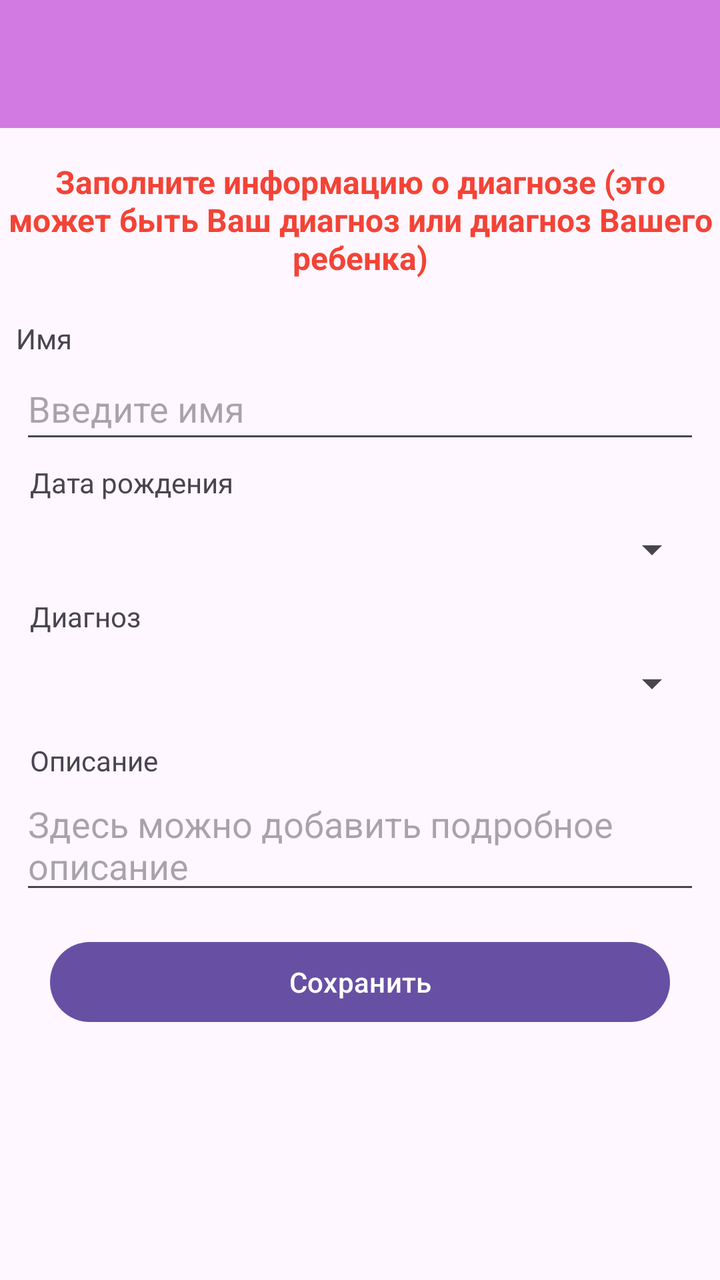
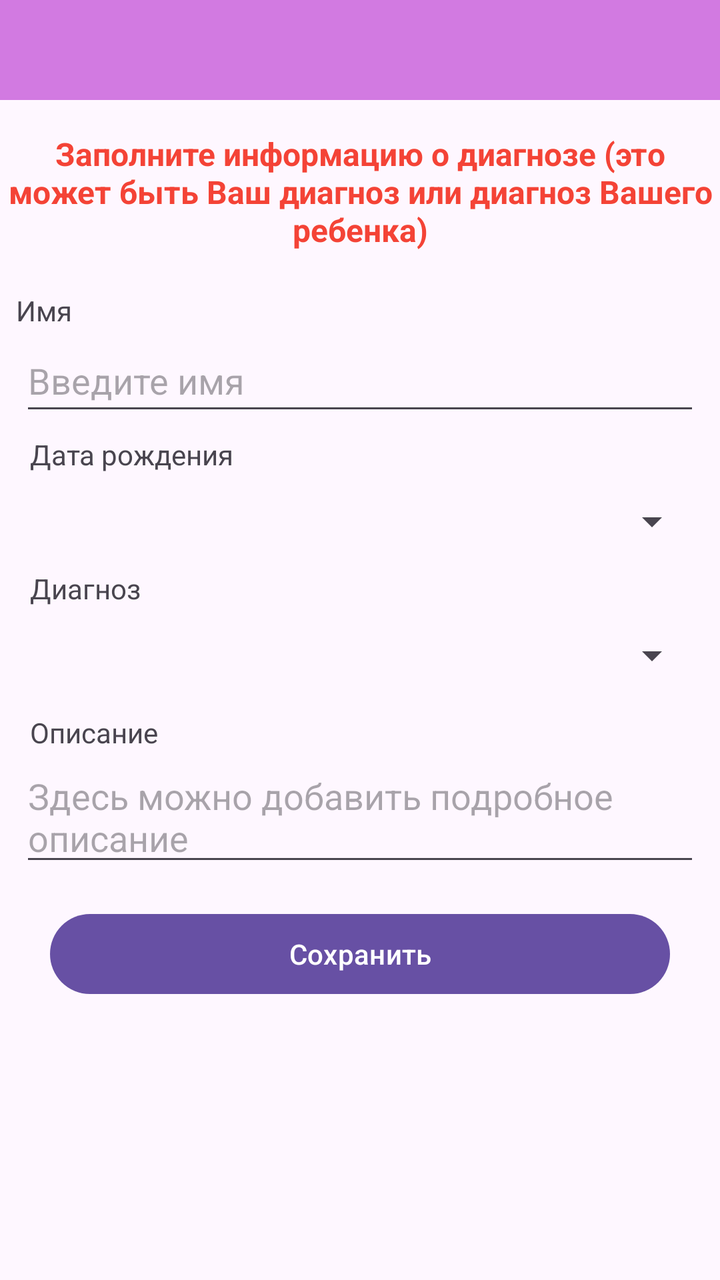

Two renders of the same Android screen: before a commit and after it. Below are the layout's source before the change and the commit's diff.
<!-- AndroidManifest.xml: application theme Theme.AppFond -->
<!-- res/layout/activity_new_card.xml -->
<?xml version="1.0" encoding="utf-8"?>
<androidx.constraintlayout.widget.ConstraintLayout xmlns:android="http://schemas.android.com/apk/res/android"
    xmlns:app="http://schemas.android.com/apk/res-auto"
    xmlns:tools="http://schemas.android.com/tools"
    android:layout_width="match_parent"
    android:layout_height="match_parent"
    tools:context=".NewCardActivity">

    <androidx.appcompat.widget.Toolbar
        android:id="@+id/newCardToolbar"
        android:layout_width="0dp"
        android:layout_height="wrap_content"
        android:background="@color/fiol_bleed"
        app:layout_constraintEnd_toEndOf="parent"
        app:layout_constraintStart_toStartOf="parent"
        app:layout_constraintTop_toTopOf="parent">

    </androidx.appcompat.widget.Toolbar>

    <TextView
        android:id="@+id/textView27"
        android:layout_width="0dp"
        android:layout_height="wrap_content"
        android:text="Заполните информацию о диагнозе (это может быть Ваш диагноз или диагноз Вашего ребенка)"
        android:textAlignment="center"
        android:textColor="@color/red"
        android:textSize="16sp"
        android:textStyle="bold"
        app:layout_constraintEnd_toEndOf="parent"
        app:layout_constraintStart_toStartOf="parent"
        app:layout_constraintTop_toBottomOf="@+id/progressBarNewDiagN" />

    <TextView
        android:id="@+id/textView12"
        android:layout_width="54dp"
        android:layout_height="19dp"
        android:layout_marginStart="8dp"
        android:layout_marginTop="20dp"
        android:text="Имя"
        app:layout_constraintStart_toStartOf="parent"
        app:layout_constraintTop_toBottomOf="@+id/textView27" />

    <EditText
        android:id="@+id/fieldCardPersonNameN"
        android:layout_width="0dp"
        android:layout_height="wrap_content"
        android:layout_marginStart="10dp"
        android:layout_marginEnd="10dp"
        android:autofillHints=""
        android:editable="true"
        android:ems="10"
        android:enabled="true"
        android:hint="Введите имя"
        android:inputType="textPersonName"
        android:minHeight="48dp"
        app:layout_constraintEnd_toEndOf="parent"
        app:layout_constraintHorizontal_bias="0.0"
        app:layout_constraintStart_toStartOf="parent"
        app:layout_constraintTop_toBottomOf="@+id/textView12" />

    <TextView
        android:id="@+id/textView13"
        android:layout_width="wrap_content"
        android:layout_height="wrap_content"
        android:layout_marginStart="15dp"
        android:layout_marginTop="5dp"
        android:text="Дата рождения"
        app:layout_constraintStart_toStartOf="parent"
        app:layout_constraintTop_toBottomOf="@+id/fieldCardPersonNameN" />

    <EditText
        android:id="@+id/fieldCardBirthdayN"
        style="@style/Widget.AppCompat.Spinner"
        android:layout_width="0dp"
        android:layout_height="wrap_content"
        android:layout_marginStart="10dp"
        android:layout_marginEnd="10dp"
        android:autofillHints=""
        android:editable="false"
        android:ems="10"
        android:enabled="true"
        android:hint="@string/res_some_unknown_field"
        android:minHeight="48dp"
        app:layout_constraintEnd_toEndOf="parent"
        app:layout_constraintHorizontal_bias="0.0"
        app:layout_constraintStart_toStartOf="parent"
        app:layout_constraintTop_toBottomOf="@+id/textView13"
        tools:ignore="SpeakableTextPresentCheck" />

    <TextView
        android:id="@+id/textView14"
        android:layout_width="wrap_content"
        android:layout_height="wrap_content"
        android:layout_marginStart="15dp"
        android:text="@string/diag_text_field_stat"
        app:layout_constraintStart_toStartOf="parent"
        app:layout_constraintTop_toBottomOf="@+id/fieldCardBirthdayN" />

    <Spinner
        android:id="@+id/fieldCardDiagN"
        android:layout_width="0dp"
        android:layout_height="wrap_content"
        android:layout_marginStart="10dp"
        android:layout_marginEnd="10dp"
        android:autofillHints=""
        android:contentDescription="@string/res_card_val_diag"
        android:editable="true"
        android:ems="10"
        android:enabled="true"
        android:minHeight="48dp"
        app:layout_constraintEnd_toEndOf="parent"
        app:layout_constraintHorizontal_bias="0.0"
        app:layout_constraintStart_toStartOf="parent"
        app:layout_constraintTop_toBottomOf="@+id/textView14" />

    <EditText
        android:id="@+id/fieldCardDescN"
        android:layout_width="0dp"
        android:layout_height="wrap_content"
        android:layout_marginStart="10dp"
        android:layout_marginEnd="10dp"
        android:autofillHints=""
        android:editable="true"
        android:ems="10"
        android:enabled="true"
        android:gravity="start|top"
        android:hint="@string/res_desc_card"
        android:minHeight="48dp"
        app:layout_constraintEnd_toEndOf="parent"
        app:layout_constraintHorizontal_bias="0.0"
        app:layout_constraintStart_toStartOf="parent"
        app:layout_constraintTop_toBottomOf="@+id/textView15" />

    <TextView
        android:id="@+id/textView15"
        android:layout_width="wrap_content"
        android:layout_height="wrap_content"
        android:layout_marginStart="15dp"
        android:layout_marginTop="5dp"
        android:text="@string/desc_card_val"
        app:layout_constraintStart_toStartOf="parent"
        app:layout_constraintTop_toBottomOf="@+id/fieldCardDiagN" />

    <Button
        android:id="@+id/buttonSaveDiag"
        android:layout_width="0dp"
        android:layout_height="wrap_content"
        android:layout_marginStart="25dp"
        android:layout_marginTop="15dp"
        android:layout_marginEnd="25dp"
        android:text="Сохранить"
        app:layout_constraintEnd_toEndOf="parent"
        app:layout_constraintStart_toStartOf="parent"
        app:layout_constraintTop_toBottomOf="@+id/fieldCardDescN" />

    <ProgressBar
        android:id="@+id/progressBarNewDiagN"
        style="?android:attr/progressBarStyleHorizontal"
        android:layout_width="0dp"
        android:layout_height="wrap_content"
        android:indeterminate="true"
        android:visibility="invisible"
        android:indeterminateTint="@color/fiol"
        app:layout_constraintEnd_toEndOf="parent"
        app:layout_constraintStart_toStartOf="parent"
        app:layout_constraintTop_toBottomOf="@+id/newCardToolbar" />

</androidx.constraintlayout.widget.ConstraintLayout>
<!-- resources referenced by this layout -->
<resources>
  <color name="fiol">#9C27B0</color>
  <color name="fiol_bleed">#D27AE1</color>
  <color name="red">#F44336</color>
  <string name="desc_card_val">Описание</string>
  <string name="diag_text_field_stat">Диагноз</string>
  <string name="res_card_val_diag">diag</string>
  <string name="res_desc_card">Здесь можно добавить подробное описание</string>
  <string name="res_some_unknown_field" />
  <style name="Theme.AppFond" parent="Theme.MaterialComponents.DayNight.NoActionBar">
          
          <item name="colorPrimary">@color/fiol</item>
          <item name="colorPrimaryVariant">@color/fiol</item>
          <item name="colorOnPrimary">@color/white</item>
          
          <item name="colorSecondary">@color/purple_400</item>
          <item name="colorSecondaryVariant">@color/purple_800</item>
          <item name="colorOnSecondary">@color/black</item>
          
          <item name="android:statusBarColor">?attr/colorPrimaryVariant</item>
          
      </style>
  <color name="white">#FFFFFFFF</color>
  <color name="black">#FF000000</color>
</resources>

<!-- the commit's change to res/layout/activity_new_card.xml (unified diff, before → after) -->
@@ -4,12 +4,13 @@
     xmlns:tools="http://schemas.android.com/tools"
     android:layout_width="match_parent"
     android:layout_height="match_parent"
+    android:fitsSystemWindows="true"
     tools:context=".NewCardActivity">
 
     <androidx.appcompat.widget.Toolbar
         android:id="@+id/newCardToolbar"
         android:layout_width="0dp"
-        android:layout_height="wrap_content"
+        android:layout_height="50dp"
         android:background="@color/fiol_bleed"
         app:layout_constraintEnd_toEndOf="parent"
         app:layout_constraintStart_toStartOf="parent"
